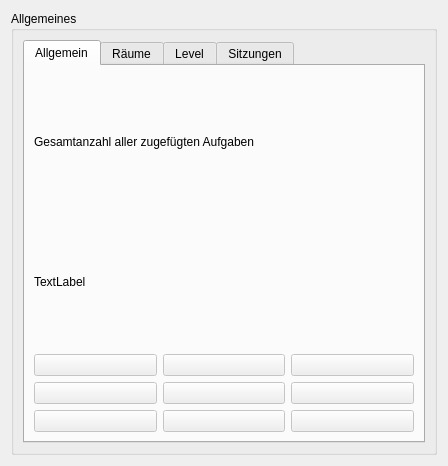
Above: src/ui/statistics.ui from amogorkon/watnu before the change. Below: the same form after it.
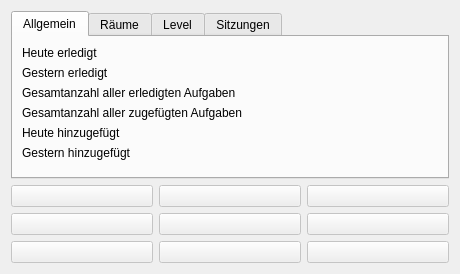
That is the form after the change.

Diff of the .ui file:
```diff
--- a/src/ui/statistics.ui
+++ b/src/ui/statistics.ui
@@ -6,8 +6,8 @@
    <rect>
     <x>0</x>
     <y>0</y>
-    <width>448</width>
-    <height>466</height>
+    <width>460</width>
+    <height>274</height>
    </rect>
   </property>
   <property name="windowTitle">
@@ -15,138 +15,106 @@
   </property>
   <layout class="QVBoxLayout" name="verticalLayout">
    <item>
-    <widget class="QGroupBox" name="general_stats">
-     <property name="title">
-      <string>Allgemeines</string>
-     </property>
-     <layout class="QVBoxLayout" name="verticalLayout_5">
-      <item>
-       <widget class="QTabWidget" name="tabWidget">
+    <widget class="QTabWidget" name="tabs">
         <property name="currentIndex">
          <number>0</number>
         </property>
-        <widget class="QWidget" name="tab">
+     <widget class="QWidget" name="general_tab">
          <attribute name="title">
           <string>Allgemein</string>
          </attribute>
          <layout class="QVBoxLayout" name="verticalLayout_7">
           <item>
-           <widget class="QLabel" name="label">
+        <layout class="QFormLayout" name="formLayout">
+         <item row="0" column="0">
+          <widget class="QLabel" name="today_finished_label">
+           <property name="text">
+            <string>Heute erledigt</string>
+           </property>
+          </widget>
+         </item>
+         <item row="0" column="1">
+          <widget class="QLabel" name="today_finished_outlabel">
+           <property name="text">
+            <string/>
+           </property>
+          </widget>
+         </item>
+         <item row="5" column="0">
+          <widget class="QLabel" name="total_finished_label">
+           <property name="text">
+            <string>Gesamtanzahl aller erledigten Aufgaben</string>
+           </property>
+          </widget>
+         </item>
+         <item row="5" column="1">
+          <widget class="QLabel" name="total_finished_outlabel">
+           <property name="text">
+            <string/>
+           </property>
+          </widget>
+         </item>
+         <item row="6" column="0">
+          <widget class="QLabel" name="total_num_tasks_label">
             <property name="text">
              <string>Gesamtanzahl aller zugefügten Aufgaben</string>
             </property>
            </widget>
           </item>
-          <item>
-           <widget class="QLabel" name="total_num_tasks">
+         <item row="6" column="1">
+          <widget class="QLabel" name="total_num_tasks_outlabel">
             <property name="text">
-             <string>TextLabel</string>
-            </property>
-           </widget>
-          </item>
-          <item>
-           <layout class="QGridLayout" name="gridLayout">
-            <property name="topMargin">
-             <number>0</number>
-            </property>
-            <property name="rightMargin">
-             <number>0</number>
-            </property>
-            <item row="0" column="0">
-             <widget class="QPushButton" name="button7">
-              <property name="enabled">
-               <bool>false</bool>
-              </property>
-              <property name="text">
                <string/>
               </property>
              </widget>
             </item>
-            <item row="3" column="1">
-             <widget class="QPushButton" name="button2">
-              <property name="enabled">
-               <bool>false</bool>
-              </property>
+         <item row="7" column="0">
+          <widget class="QLabel" name="today_added_label">
               <property name="text">
-               <string/>
+            <string>Heute hinzugefügt</string>
               </property>
              </widget>
             </item>
-            <item row="2" column="1">
-             <widget class="QPushButton" name="button5">
-              <property name="enabled">
-               <bool>false</bool>
-              </property>
+         <item row="7" column="1">
+          <widget class="QLabel" name="today_added_outlabel">
               <property name="text">
                <string/>
               </property>
              </widget>
             </item>
-            <item row="0" column="2">
-             <widget class="QPushButton" name="button9">
-              <property name="enabled">
-               <bool>false</bool>
-              </property>
+         <item row="8" column="0">
+          <widget class="QLabel" name="yesterday_added_label">
               <property name="text">
-               <string/>
+            <string>Gestern hinzugefügt</string>
               </property>
              </widget>
             </item>
-            <item row="2" column="0">
-             <widget class="QPushButton" name="button4">
-              <property name="enabled">
-               <bool>false</bool>
-              </property>
+         <item row="8" column="1">
+          <widget class="QLabel" name="yesterday_added_outlabel">
               <property name="text">
                <string/>
               </property>
              </widget>
             </item>
-            <item row="2" column="2">
-             <widget class="QPushButton" name="button6">
-              <property name="enabled">
-               <bool>false</bool>
-              </property>
+         <item row="1" column="0">
+          <widget class="QLabel" name="yesterday_finished_label">
               <property name="text">
-               <string/>
+            <string>Gestern erledigt</string>
               </property>
              </widget>
             </item>
-            <item row="3" column="2">
-             <widget class="QPushButton" name="button3">
-              <property name="enabled">
-               <bool>false</bool>
-              </property>
+         <item row="1" column="1">
+          <widget class="QLabel" name="yesterday_finished_outlabel">
               <property name="text">
                <string/>
               </property>
              </widget>
             </item>
-            <item row="3" column="0">
-             <widget class="QPushButton" name="button1">
-              <property name="enabled">
-               <bool>false</bool>
-              </property>
-              <property name="text">
-               <string/>
-              </property>
-             </widget>
-            </item>
-            <item row="0" column="1">
-             <widget class="QPushButton" name="button8">
-              <property name="enabled">
-               <bool>false</bool>
-              </property>
-              <property name="text">
-               <string/>
-              </property>
-             </widget>
-            </item>
            </layout>
           </item>
          </layout>
         </widget>
-        <widget class="QWidget" name="widget">
+     <widget class="QWidget" name="spaces_tab">
          <attribute name="title">
           <string>Räume</string>
          </attribute>
@@ -195,7 +163,7 @@
           </item>
          </layout>
         </widget>
-        <widget class="QWidget" name="widget">
+     <widget class="QWidget" name="level_tab">
          <attribute name="title">
           <string>Level</string>
          </attribute>
@@ -244,7 +212,7 @@
           </item>
          </layout>
         </widget>
-        <widget class="QWidget" name="widget">
+     <widget class="QWidget" name="sessions_tab">
          <attribute name="title">
           <string>Sitzungen</string>
          </attribute>
@@ -329,8 +297,105 @@
         </widget>
        </widget>
       </item>
-     </layout>
-    </widget>
+   <item>
+    <layout class="QGridLayout" name="gridLayout">
+     <property name="topMargin">
+      <number>0</number>
+     </property>
+     <property name="rightMargin">
+      <number>0</number>
+     </property>
+     <item row="0" column="0">
+      <widget class="QPushButton" name="button7">
+       <property name="enabled">
+        <bool>false</bool>
+       </property>
+       <property name="text">
+        <string/>
+       </property>
+      </widget>
+     </item>
+     <item row="3" column="1">
+      <widget class="QPushButton" name="button2">
+       <property name="enabled">
+        <bool>false</bool>
+       </property>
+       <property name="text">
+        <string/>
+       </property>
+      </widget>
+     </item>
+     <item row="2" column="1">
+      <widget class="QPushButton" name="button5">
+       <property name="enabled">
+        <bool>false</bool>
+       </property>
+       <property name="text">
+        <string/>
+       </property>
+      </widget>
+     </item>
+     <item row="0" column="2">
+      <widget class="QPushButton" name="button9">
+       <property name="enabled">
+        <bool>false</bool>
+       </property>
+       <property name="text">
+        <string/>
+       </property>
+      </widget>
+     </item>
+     <item row="2" column="0">
+      <widget class="QPushButton" name="button4">
+       <property name="enabled">
+        <bool>false</bool>
+       </property>
+       <property name="text">
+        <string/>
+       </property>
+      </widget>
+     </item>
+     <item row="2" column="2">
+      <widget class="QPushButton" name="button6">
+       <property name="enabled">
+        <bool>false</bool>
+       </property>
+       <property name="text">
+        <string/>
+       </property>
+      </widget>
+     </item>
+     <item row="3" column="2">
+      <widget class="QPushButton" name="button3">
+       <property name="enabled">
+        <bool>false</bool>
+       </property>
+       <property name="text">
+        <string/>
+       </property>
+      </widget>
+     </item>
+     <item row="3" column="0">
+      <widget class="QPushButton" name="button1">
+       <property name="enabled">
+        <bool>false</bool>
+       </property>
+       <property name="text">
+        <string/>
+       </property>
+      </widget>
+     </item>
+     <item row="0" column="1">
+      <widget class="QPushButton" name="button8">
+       <property name="enabled">
+        <bool>false</bool>
+       </property>
+       <property name="text">
+        <string/>
+       </property>
+      </widget>
+     </item>
+    </layout>
    </item>
   </layout>
  </widget>
```
Lines whose indentation alone changed are shown as unchanged.
